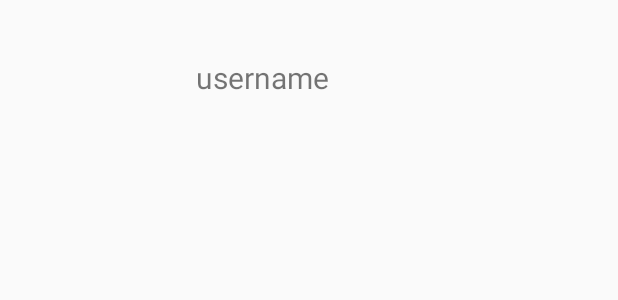
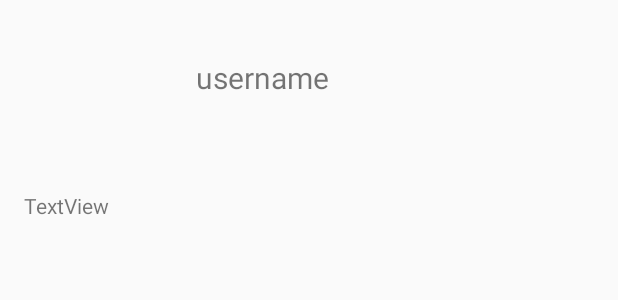
Before and after one commit to alfredsamy/BestRead, an Android app: the layout activity_user.xml on its own in the app's theme, with its tools: preview values and no code run, on a phone screen of 412 x 824 dp. Shown: the top 300 px of the screen. Run offline under Robolectric (Android 15) with nearby library versions, the phone set to English and light mode, and no system bars.

Commit message:
added about in profile view

```diff
--- a/app/src/main/java/com/bestread/app/bestread/User.java
+++ b/app/src/main/java/com/bestread/app/bestread/User.java
@@ -45,10 +45,15 @@ public class User extends AppCompatActivity {
             ImageView profilePic = (ImageView) findViewById(R.id.userpic);
             profilePic.setImageBitmap(pic);
 
-            // get username
+            // get and set username in view
             TextView userNameView = (TextView) findViewById(R.id.username);
             Log.d("DEBUG", "Got Name:" + user.getName());
             userNameView.setText(user.getName());
+
+            // get and set about in view
+            TextView userAboutView = (TextView) findViewById(R.id.userabout);
+            Log.d("DEBUG", "Got about:" + user.getAbout());
+            userAboutView.setText(user.getAbout());
 
         } catch (Exception e) {
             Toast toast = Toast.makeText(getApplicationContext(), "Error Loading Profile", Toast.LENGTH_SHORT);
--- a/app/src/main/res/layout/activity_user.xml
+++ b/app/src/main/res/layout/activity_user.xml
@@ -28,4 +28,12 @@
         android:layout_alignTop="@+id/userpic"
         android:layout_centerHorizontal="true"
         android:textSize="20sp" />
+
+    <TextView
+        android:text="TextView"
+        android:layout_width="match_parent"
+        android:layout_height="200dp"
+        android:id="@+id/userabout"
+        android:layout_below="@+id/userpic"
+        android:layout_marginTop="39dp" />
 </RelativeLayout>
```
